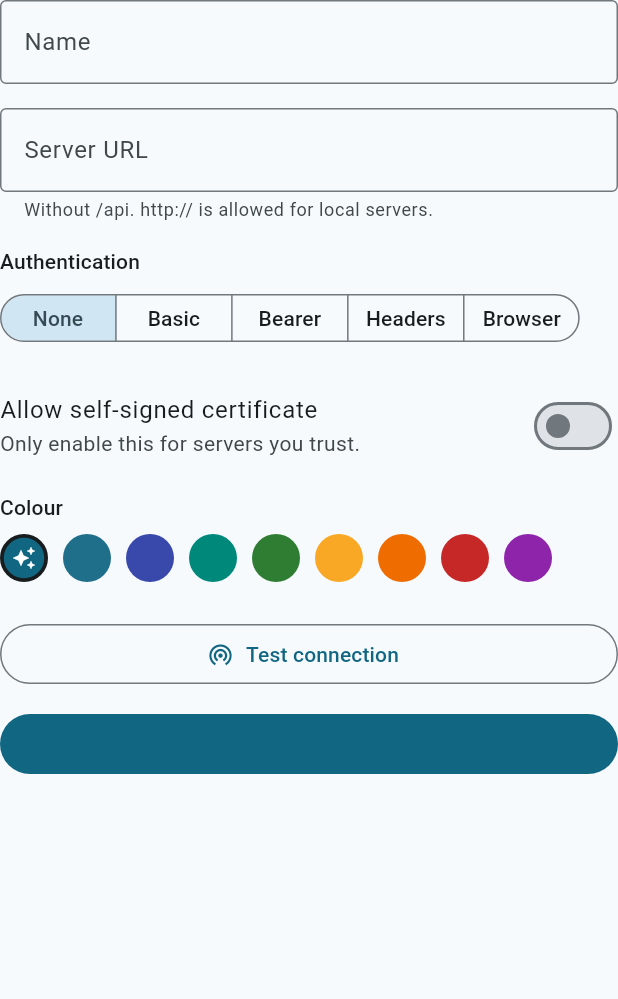
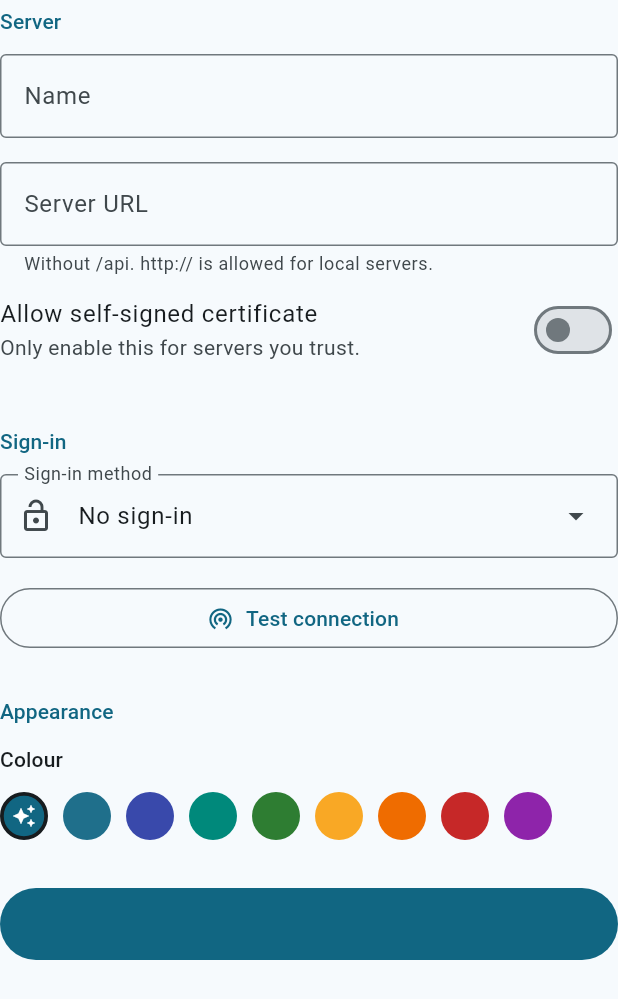
Before and after one commit to zhang-accounting/zhang-app, a Flutter app: the ProfileForm widget shown alone on an empty page, opened directly with empty values, on a phone screen of 412 x 824 dp. Shown: the top 999 px of the screen. Run offline on Flutter 3.47's test engine with Material 3 defaults, Android fonts, the phone set to English and light mode, and no system bars; our stand-ins replace decimal, dio, fl_chart, flutter_riverpod, flutter_secure_storage, go_router and 2 more; missing offline and left inert: flutter_web_auth_2; accounts and stored records are empty.

Commit message:
refactor(settings): split the edit-server form into sections with a sign-in method menu
Server (name, URL, self-signed certificate), Sign-in (a DropdownMenu with
descriptive method names instead of the five-segment control that overflowed
the screen, fields, Test connection) and Appearance (colour). Results use the
shared NoticeCard. The edit screen is edit-only; Add server opens the wizard.

```diff
--- a/lib/features/settings/profile_form.dart
+++ b/lib/features/settings/profile_form.dart
@@ -1,31 +1,23 @@
 import 'package:flutter/material.dart';
 import 'package:flutter_riverpod/flutter_riverpod.dart';
 
-import '../../core/theme/app_colors.dart';
 import '../../core/widgets/error_view.dart';
+import '../../core/widgets/notice_card.dart';
 import '../../data/api/zhang_api_client.dart';
 import '../../data/auth/browser_sign_in.dart';
 import '../../data/models/info.dart';
 import '../../data/profiles/profile_repository.dart';
 import '../../data/profiles/server_profile.dart';
 import '../../l10n/l10n.dart';
+import 'header_row.dart';
+import 'profile_color_picker.dart';
 import 'session_actions.dart';
 
-/// Colours offered for tagging a ledger (ARGB). `null` = theme primary.
-const List<int> kProfilePalette = [
-  0xFF1F6F8B, // teal blue
-  0xFF3949AB, // indigo
-  0xFF00897B, // teal
-  0xFF2E7D32, // green
-  0xFFF9A825, // amber
-  0xFFEF6C00, // orange
-  0xFFC62828, // red
-  0xFF8E24AA, // purple
-];
-
-/// Shared add/edit form for a [ServerProfile] (onboarding + settings):
-/// name, URL, auth type with matching fields, self-signed toggle, colour,
-/// "Test connection" (GET /api/info) and a submit button.
+/// Compact form for editing a [ServerProfile] (Settings → Edit server), in
+/// three sections: Server (name, URL, self-signed certificate), Sign-in
+/// (method chooser with matching fields, "Test connection") and Appearance
+/// (colour). New servers go through the setup wizard instead
+/// (`ServerSetupScreen`).
 ///
 /// The "Browser" auth type ([AuthType.session]) has no credential fields: a
 /// "Sign in with browser" button runs [BrowserSignIn.signIn] and the form
@@ -50,20 +42,6 @@ class ProfileForm extends ConsumerStatefulWidget {
   ConsumerState<ProfileForm> createState() => _ProfileFormState();
 }
 
-class _HeaderRow {
-  _HeaderRow([String name = '', String value = ''])
-    : name = TextEditingController(text: name),
-      value = TextEditingController(text: value);
-
-  final TextEditingController name;
-  final TextEditingController value;
-
-  void dispose() {
-    name.dispose();
-    value.dispose();
-  }
-}
-
 class _ProfileFormState extends ConsumerState<ProfileForm> {
   final _formKey = GlobalKey<FormState>();
   late final TextEditingController _name;
@@ -71,7 +49,7 @@ class _ProfileFormState extends ConsumerState<ProfileForm> {
   late final TextEditingController _username;
   late final TextEditingController _password;
   late final TextEditingController _token;
-  late final List<_HeaderRow> _headers;
+  late final List<HeaderRow> _headers;
   late AuthType _authType;
   late bool _allowSelfSigned;
   int? _color;
@@ -102,9 +80,9 @@ class _ProfileFormState extends ConsumerState<ProfileForm> {
     _token = TextEditingController(text: p?.bearerToken ?? '');
     _headers = [
       for (final e in (p?.customHeaders ?? const <String, String>{}).entries)
-        _HeaderRow(e.key, e.value),
+        HeaderRow(e.key, e.value),
     ];
-    if (_headers.isEmpty) _headers.add(_HeaderRow());
+    if (_headers.isEmpty) _headers.add(HeaderRow());
     _authType = p?.authType ?? AuthType.none;
     _allowSelfSigned = p?.allowSelfSigned ?? false;
     _color = p?.color;
@@ -158,12 +136,7 @@ class _ProfileFormState extends ConsumerState<ProfileForm> {
       basicUsername: _authType == AuthType.basic ? _username.text.trim() : null,
       basicPassword: _authType == AuthType.basic ? _password.text : null,
       bearerToken: _authType == AuthType.bearer ? _token.text.trim() : null,
-      customHeaders: _authType == AuthType.headers
-          ? {
-              for (final h in _headers)
-                if (h.name.text.trim().isNotEmpty) h.name.text.trim(): h.value.text,
-            }
-          : const {},
+      customHeaders: _authType == AuthType.headers ? HeaderRow.toMap(_headers) : const {},
       sessionToken: session ? _sessionToken : null,
       sessionExpiresAt: session ? _sessionExpiresAt : null,
       sessionUser: session ? _sessionUser : null,
@@ -255,6 +228,25 @@ class _ProfileFormState extends ConsumerState<ProfileForm> {
     }
   }
 
+  static String authLabel(AppLocalizations l10n, AuthType type) => switch (type) {
+    AuthType.none => l10n.authNoneLong,
+    AuthType.basic => l10n.authBasicLong,
+    AuthType.session => l10n.authSessionLong,
+    AuthType.bearer => l10n.authBearerLong,
+    AuthType.headers => l10n.authHeadersLong,
+  };
+
+  static IconData _authIcon(AuthType type) => switch (type) {
+    AuthType.none => Icons.lock_open_outlined,
+    AuthType.basic => Icons.password_outlined,
+    AuthType.session => Icons.open_in_browser,
+    AuthType.bearer => Icons.token_outlined,
+    AuthType.headers => Icons.vpn_lock_outlined,
+  };
+
+  /// Menu order: zhang's own sign-ins first, reverse proxy ones last.
+  static const _authOrder = [AuthType.none, AuthType.basic, AuthType.session, AuthType.bearer, AuthType.headers];
+
   @override
   Widget build(BuildContext context) {
     final l10n = context.l10n;
@@ -264,6 +256,7 @@ class _ProfileFormState extends ConsumerState<ProfileForm> {
       child: Column(
         crossAxisAlignment: CrossAxisAlignment.stretch,
         children: [
+          _FormSection(l10n.profileSectionServer, first: true),
           TextFormField(
             key: const Key('profileForm.name'),
             controller: _name,
@@ -294,36 +287,8 @@ class _ProfileFormState extends ConsumerState<ProfileForm> {
               }
             },
           ),
-          gap,
-          Text(l10n.authTypeLabel, style: Theme.of(context).textTheme.labelLarge),
-          const SizedBox(height: 8),
-          // Five segments do not fit a phone's width: scroll sideways.
-          SingleChildScrollView(
-            scrollDirection: Axis.horizontal,
-            child: SegmentedButton<AuthType>(
-              key: const Key('profileForm.authType'),
-              showSelectedIcon: false,
-              style: const ButtonStyle(visualDensity: VisualDensity.compact),
-              segments: [
-                ButtonSegment(value: AuthType.none, label: Text(l10n.authNone)),
-                ButtonSegment(value: AuthType.basic, label: Text(l10n.authBasic)),
-                ButtonSegment(value: AuthType.bearer, label: Text(l10n.authBearer)),
-                ButtonSegment(value: AuthType.headers, label: Text(l10n.authHeaders)),
-                ButtonSegment(value: AuthType.session, label: Text(l10n.authSession)),
-              ],
-              selected: {_authType},
-              onSelectionChanged: (s) {
-                setState(() {
-                  _authType = s.first;
-                  _signInError = null;
-                });
-                _resetTest();
-              },
-            ),
-          ),
-          gap,
-          ..._authFields(l10n),
           SwitchListTile(
+            key: const Key('profileForm.allowSelfSigned'),
             contentPadding: EdgeInsets.zero,
             title: Text(l10n.allowSelfSignedLabel),
             subtitle: Text(l10n.allowSelfSignedHelp),
@@ -333,14 +298,30 @@ class _ProfileFormState extends ConsumerState<ProfileForm> {
               _resetTest();
             },
           ),
-          const SizedBox(height: 8),
-          Text(l10n.colorLabel, style: Theme.of(context).textTheme.labelLarge),
-          const SizedBox(height: 8),
-          _ColorPicker(
-            selected: _color,
-            onChanged: (c) => setState(() => _color = c),
+          _FormSection(l10n.profileSectionSignIn),
+          DropdownMenu<AuthType>(
+            key: const Key('profileForm.authType'),
+            initialSelection: _authType,
+            expandedInsets: EdgeInsets.zero,
+            label: Text(l10n.authMethodLabel),
+            leadingIcon: Icon(_authIcon(_authType)),
+            requestFocusOnTap: false,
+            enableSearch: false,
+            dropdownMenuEntries: [
+              for (final t in _authOrder)
+                DropdownMenuEntry(value: t, label: authLabel(l10n, t), leadingIcon: Icon(_authIcon(t))),
+            ],
+            onSelected: (t) {
+              if (t == null || t == _authType) return;
+              setState(() {
+                _authType = t;
+                _signInError = null;
+              });
+              _resetTest();
+            },
           ),
-          const SizedBox(height: 24),
+          gap,
+          ..._authFields(l10n),
           OutlinedButton.icon(
             key: const Key('profileForm.test'),
             onPressed: _testing || _saving || _signingIn || _needsSignIn ? null : _test,
@@ -356,9 +337,17 @@ class _ProfileFormState extends ConsumerState<ProfileForm> {
             const SizedBox(height: 12),
             _TestResultCard(info: _testInfo, error: _testError),
           ],
+          _FormSection(l10n.profileSectionAppearance),
+          Text(l10n.colorLabel, style: Theme.of(context).textTheme.labelLarge),
           const SizedBox(height: 12),
+          ProfileColorPicker(
+            selected: _color,
+            onChanged: (c) => setState(() => _color = c),
+          ),
+          const SizedBox(height: 32),
           FilledButton(
             key: const Key('profileForm.submit'),
+            style: FilledButton.styleFrom(minimumSize: const Size.fromHeight(48)),
             onPressed: _saving || _signingIn || _needsSignIn ? null : _submit,
             child: _saving
                 ? const SizedBox.square(
@@ -460,7 +449,7 @@ class _ProfileFormState extends ConsumerState<ProfileForm> {
           Row(
             children: [
               TextButton.icon(
-                onPressed: () => setState(() => _headers.add(_HeaderRow())),
+                onPressed: () => setState(() => _headers.add(HeaderRow())),
                 icon: const Icon(Icons.add),
                 label: Text(l10n.addHeader),
               ),
@@ -521,7 +510,24 @@ class _ProfileFormState extends ConsumerState<ProfileForm> {
   }
 }
 
-/// Green (ok) / red result card under the sign-in button.
+/// Section title of the form ("Server", "Sign-in", "Appearance").
+class _FormSection extends StatelessWidget {
+  const _FormSection(this.text, {this.first = false});
+
+  final String text;
+  final bool first;
+
+  @override
+  Widget build(BuildContext context) {
+    final theme = Theme.of(context);
+    return Padding(
+      padding: EdgeInsets.only(top: first ? 4 : 28, bottom: 12),
+      child: Text(text, style: theme.textTheme.titleSmall?.copyWith(color: theme.colorScheme.primary)),
+    );
+  }
+}
+
+/// Result line under the browser sign-in button.
 class _StatusCard extends StatelessWidget {
   const _StatusCard({super.key, required this.ok, required this.icon, required this.title});
 
@@ -530,73 +536,8 @@ class _StatusCard extends StatelessWidget {
   final String title;
 
   @override
-  Widget build(BuildContext context) {
-    final colors = context.zhangColors;
-    final foreground = ok ? colors.onIncomeContainer : colors.onExpenseContainer;
-    return Card(
-      color: ok ? colors.incomeContainer : colors.expenseContainer,
-      margin: EdgeInsets.zero,
-      child: Padding(
-        padding: const EdgeInsets.all(12),
-        child: Row(
-          crossAxisAlignment: CrossAxisAlignment.start,
-          children: [
-            Icon(icon, color: foreground),
-            const SizedBox(width: 12),
-            Expanded(
-              child: Text(title, style: TextStyle(color: foreground, fontWeight: FontWeight.w600)),
-            ),
-          ],
-        ),
-      ),
-    );
-  }
-}
-
-class _ColorPicker extends StatelessWidget {
-  const _ColorPicker({required this.selected, required this.onChanged});
-
-  final int? selected;
-  final ValueChanged<int?> onChanged;
-
-  @override
-  Widget build(BuildContext context) {
-    final scheme = Theme.of(context).colorScheme;
-    Widget swatch(int? value) {
-      final color = value == null ? scheme.primary : Color(value);
-      final isSelected = selected == value;
-      return Semantics(
-        selected: isSelected,
-        button: true,
-        label: value == null ? context.l10n.colorDefault : '#${value.toRadixString(16)}',
-        child: InkResponse(
-          onTap: () => onChanged(value),
-          radius: 22,
-          child: Container(
-            width: 32,
-            height: 32,
-            decoration: BoxDecoration(
-              color: color,
-              shape: BoxShape.circle,
-              border: Border.all(
-                color: isSelected ? scheme.onSurface : Colors.transparent,
-                width: 2.5,
-              ),
-            ),
-            child: value == null
-                ? Icon(Icons.auto_awesome, size: 16, color: scheme.onPrimary)
-                : (isSelected ? const Icon(Icons.check, size: 18, color: Colors.white) : null),
-          ),
-        ),
-      );
-    }
-
-    return Wrap(
-      spacing: 10,
-      runSpacing: 10,
-      children: [swatch(null), for (final c in kProfilePalette) swatch(c)],
-    );
-  }
+  Widget build(BuildContext context) =>
+      NoticeCard(tone: ok ? NoticeTone.success : NoticeTone.error, icon: icon, title: title);
 }
 
 class _TestResultCard extends StatelessWidget {
@@ -608,42 +549,22 @@ class _TestResultCard extends StatelessWidget {
   @override
   Widget build(BuildContext context) {
     final l10n = context.l10n;
-    final colors = context.zhangColors;
     final ok = info != null;
-    final background = ok ? colors.incomeContainer : colors.expenseContainer;
-    final foreground = ok ? colors.onIncomeContainer : colors.onExpenseContainer;
-    final title = ok
-        ? l10n.connectionOk(
-            (info!.title == null || info!.title!.isEmpty) ? l10n.untitledLedger : info!.title!,
-          )
-        : describeApiError(l10n, error!);
-    return Card(
-      key: Key(ok ? 'profileForm.testOk' : 'profileForm.testError'),
-      color: background,
-      margin: EdgeInsets.zero,
-      child: Padding(
-        padding: const EdgeInsets.all(12),
-        child: Row(
-          crossAxisAlignment: CrossAxisAlignment.start,
-          children: [
-            Icon(ok ? Icons.check_circle : iconForApiError(error!), color: foreground),
-            const SizedBox(width: 12),
-            Expanded(
-              child: Column(
-                crossAxisAlignment: CrossAxisAlignment.start,
-                children: [
-                  Text(title, style: TextStyle(color: foreground, fontWeight: FontWeight.w600)),
-                  if (ok)
-                    Text(
-                      l10n.connectionOkDetail(info!.version, info!.buildDate),
-                      style: TextStyle(color: foreground),
-                    ),
-                ],
-              ),
-            ),
-          ],
-        ),
-      ),
+    if (!ok) {
+      return NoticeCard(
+        key: const Key('profileForm.testError'),
+        tone: NoticeTone.error,
+        icon: iconForApiError(error!),
+        title: describeApiError(l10n, error!),
+      );
+    }
+    final title = (info!.title == null || info!.title!.isEmpty) ? l10n.untitledLedger : info!.title!;
+    return NoticeCard(
+      key: const Key('profileForm.testOk'),
+      tone: NoticeTone.success,
+      icon: Icons.check_circle,
+      title: l10n.connectionOk(title),
+      body: l10n.connectionOkDetail(info!.version, info!.buildDate),
     );
   }
 }
--- a/lib/router.dart
+++ b/lib/router.dart
@@ -136,7 +136,7 @@ final routerProvider = Provider<GoRouter>((ref) {
           GoRoute(
             path: 'profiles/:id/edit',
             builder: (context, state) =>
-                ProfileEditScreen(profileId: state.pathParameters['id']),
+                ProfileEditScreen(profileId: state.pathParameters['id']!),
           ),
         ],
       ),
```
Also changed, not shown: lib/features/settings/profile_edit_screen.dart (+8 -11 lines).
